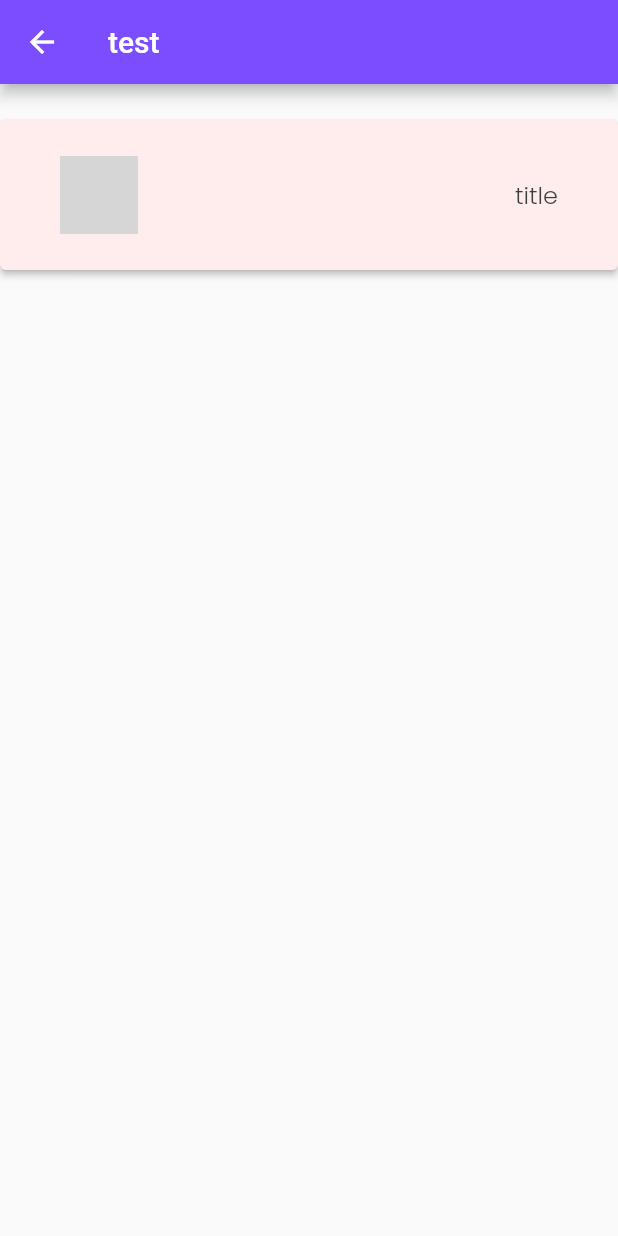
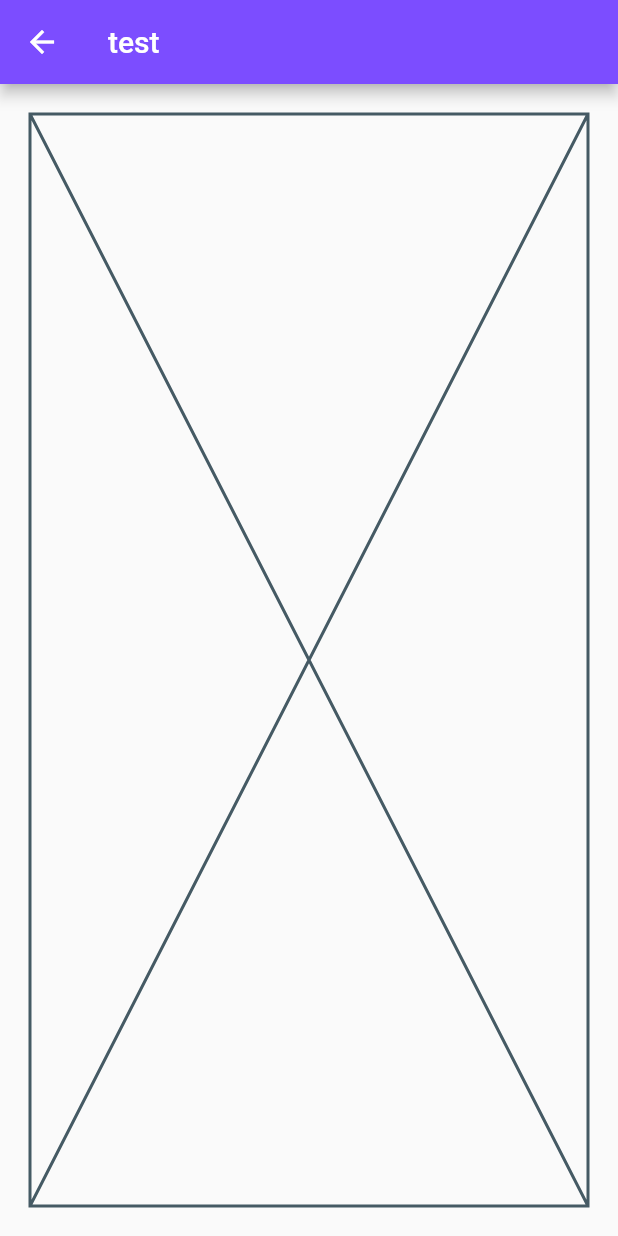
Before and after one commit to rania-w/SDP-AAC, a Flutter app: the Test screen opened by its route, on a phone screen of 412 x 824 dp. Run offline on Flutter 3.47's test engine with Material 2 defaults, Android fonts, the phone set to English and light mode, and no system bars; our stand-ins replace responsive_grid; grey boxes are pictures that could not be loaded.

Commit message:
ignore const constructor & formatting

```diff
--- a/lib/components/custom_input.dart
+++ b/lib/components/custom_input.dart
@@ -1,3 +1,4 @@
+// ignore_for_file: prefer_const_constructors
 import 'package:flutter/material.dart';
 
 class CustomInput extends StatelessWidget {
--- a/lib/components/search.dart
+++ b/lib/components/search.dart
@@ -1,3 +1,4 @@
+// ignore_for_file: prefer_const_constructors
 import 'package:flutter/material.dart';
 
 class Search extends StatefulWidget {
--- a/lib/components/word_title.dart
+++ b/lib/components/word_title.dart
@@ -1,3 +1,4 @@
+// ignore_for_file: prefer_const_constructors
 import 'package:flutter/material.dart';
 
 ///hot mess
--- a/lib/main.dart
+++ b/lib/main.dart
@@ -1,10 +1,12 @@
 // ignore_for_file: prefer_const_constructors
 
+import 'package:aac/components/cards/ud_settings_item.dart';
 import 'package:aac/pages/add.dart';
 import 'package:aac/pages/categories.dart';
 import 'package:aac/pages/detailed_item_view.dart';
 import 'package:aac/pages/sentence_building.dart';
 import 'package:aac/pages/startup.dart';
+import 'package:aac/pages/ud_categories.dart';
 import 'package:aac/pages/words.dart';
 import 'package:flutter/material.dart';
 import 'package:aac/pages/test.dart';
@@ -22,6 +24,8 @@ void main() => runApp(MaterialApp(
         '/words': (context) => Words(),
         '/test': (context) => Test(),
         '/settings': (context) => Settings(),
+        '/ud_categories': (context) => UDCategories(),
         '/': (context) => Home(),
       },
+      // initialRoute: '/test',
     ));
--- a/lib/pages/home.dart
+++ b/lib/pages/home.dart
@@ -1,11 +1,9 @@
-import 'package:aac/pages/detailed_item_view.dart';
-import 'package:aac/pages/words.dart';
+// ignore_for_file: prefer_const_constructors
 import 'package:aac/resources/a_a_c_icons_icons.dart';
 import 'package:flutter/material.dart';
 import 'package:aac/pages/categories.dart';
 import 'package:aac/pages/sentence_building.dart';
 import 'package:aac/pages/settings.dart';
-
 
 class Home extends StatefulWidget {
   const Home({super.key});
--- a/lib/pages/test.dart
+++ b/lib/pages/test.dart
@@ -1,8 +1,8 @@
-// ignore_for_file: prefer_const_constructors
-
+// ignore_for_file: prefer_const_constructors, unused_import
 import 'package:aac/components/cards/cat_card.dart';
 import 'package:aac/components/cards/image_card.dart';
 import 'package:aac/components/cards/row_card.dart';
+import 'package:aac/components/cards/ud_settings_item.dart';
 import 'package:aac/components/cards/word_card.dart';
 import 'package:aac/components/word_title.dart';
 import 'package:aac/pages/categories.dart';
@@ -12,7 +12,6 @@ import 'package:flutter/material.dart';
 import 'package:aac/components/u_button.dart';
 import 'package:aac/components/settings_item.dart';
 import 'package:aac/pages/settings.dart';
-import 'package:aac/components/word_title.dart';
 
 class Test extends StatefulWidget {
   const Test({super.key});
@@ -31,10 +30,6 @@ class _TestState extends State<Test> {
           title: Text("test"),
           backgroundColor: Colors.deepPurpleAccent,
         ),
-        body: ListView(
-          children: [
-            RowCard(title: "title", imageAsset: "imageAsset")
-          ],
-        ));
+        body: Padding(padding: EdgeInsets.all(20), child: Placeholder()));
   }
 }
--- a/lib/pages/words.dart
+++ b/lib/pages/words.dart
@@ -1,3 +1,4 @@
+// ignore_for_file: prefer_const_constructors
 import 'package:aac/components/cards/word_card.dart';
 import 'package:flutter/material.dart';
 import '../components/search.dart';
```
Also changed, not shown: lib/components/cards/image_card.dart (+5 -3 lines), lib/components/sentence_button.dart (+7 -6 lines), lib/pages/settings.dart (+4 -13 lines).
